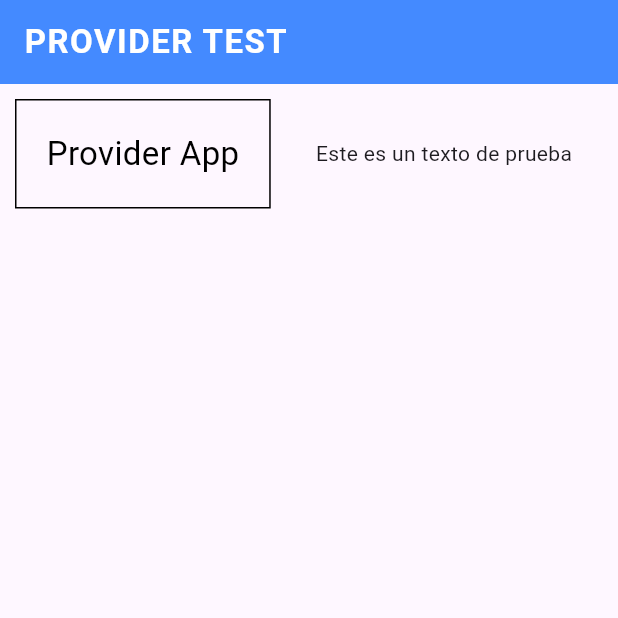
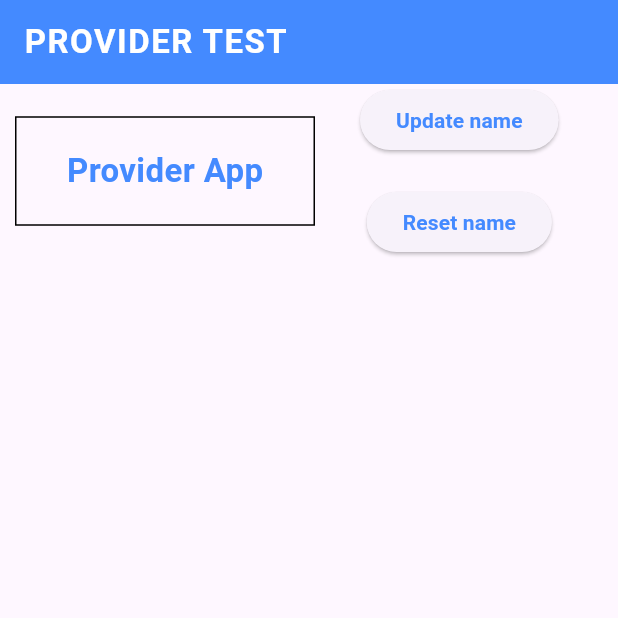
Before and after one commit to Joan-DEVELOPER/Learning_Flutter, a Flutter app: the screen it shows after launch, on a phone screen of 412 x 824 dp, the top half of it. Run offline on Flutter 3.47's test engine with Material 3 defaults, Android fonts, the phone set to English and light mode, and no system bars.

Commit message:
Added name updater and reseter
I updated this files so the name can be changed and reseted

```diff
--- a/lib/main.dart
+++ b/lib/main.dart
@@ -20,6 +20,7 @@ class _MyAppState extends State<MyApp> {
   Widget build(BuildContext context) {
     final appName = context.watch<SimpleProvider>();
     dynamic displayedName = appName.getName;
+    final newName = "NewName"; //Change this to update the name
 
     return MaterialApp(
       home: Scaffold(
@@ -36,6 +37,7 @@ class _MyAppState extends State<MyApp> {
             Row(
               children: [
                 Container(
+                  width: 200,
                   margin: EdgeInsets.all(10),
                   padding: EdgeInsets.all(20),
                   decoration: BoxDecoration(
@@ -44,14 +46,48 @@ class _MyAppState extends State<MyApp> {
                   child: Center(
                     child: Text(
                       displayedName,
-                      style: TextStyle(color: Colors.black, fontSize: 22),
+                      style: TextStyle(
+                        color: Colors.blueAccent,
+                        fontSize: 22,
+                        fontWeight: FontWeight.bold,
+                      ),
                     ),
                   ),
                 ),
 
                 SizedBox(width: 20),
 
-                Center(child: Text("Este es un texto de prueba")),
+                Column(
+                  children: [
+                    ElevatedButton(
+                      onPressed: () {
+                        appName.setName(newName);
+                      },
+                      child: Text(
+                        "Update name",
+                        style: TextStyle(
+                          color: Colors.blueAccent,
+                          fontWeight: FontWeight.bold,
+                        ),
+                      ),
+                    ),
+
+                    SizedBox(height: 20),
+
+                    ElevatedButton(
+                      onPressed: () {
+                        appName.resetName();
+                      },
+                      child: Text(
+                        "Reset name",
+                        style: TextStyle(
+                          color: Colors.blueAccent,
+                          fontWeight: FontWeight.bold,
+                        ),
+                      ),
+                    ),
+                  ],
+                ),
               ],
             ),
           ],
--- a/lib/model/SimpleProvider.dart
+++ b/lib/model/SimpleProvider.dart
@@ -10,6 +10,7 @@ class SimpleProvider with ChangeNotifier {
   }
 
   void resetName() {
-    _name = "Default name";
+    _name = "Provider App";
+    notifyListeners();
   }
 }
```
